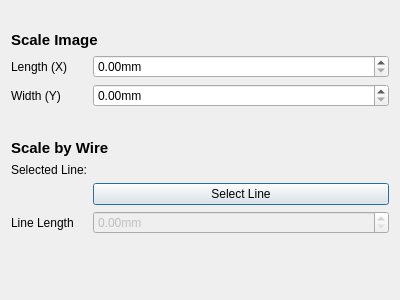
Qt form Resources/UI/scale_dialog.ui (furti/FreeCAD-Lithophane) before a commit.
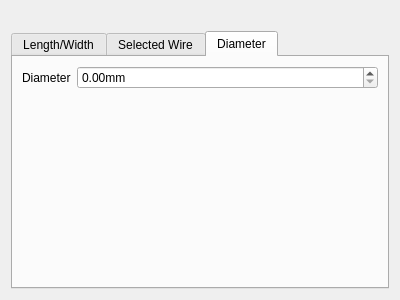
The same form after that commit. The open tabs and pages were chosen to show the change.

Commit message:
Add scale by diameter option
The new option is useful for cylindrical lithophanes when one wants to
scale the image to fit a certain diameter in the end.

To keep the GUI useable the 3 options are separated into different Tabs
now.

Patch:
```diff
--- a/Resources/UI/scale_dialog.ui
+++ b/Resources/UI/scale_dialog.ui
@@ -13,8 +13,8 @@
   <property name="windowTitle">
    <string>Dialog</string>
   </property>
-  <layout class="QFormLayout" name="formLayout">
-   <item row="0" column="0" colspan="2">
+  <layout class="QVBoxLayout" name="verticalLayout">
+   <item>
     <widget class="QLabel" name="InfoLabel">
      <property name="font">
       <font>
@@ -27,28 +27,24 @@
      </property>
     </widget>
    </item>
-   <item row="2" column="0" colspan="2">
-    <widget class="QLabel" name="label_5">
-     <property name="font">
-      <font>
-       <pointsize>11</pointsize>
-       <weight>75</weight>
-       <bold>true</bold>
-      </font>
+   <item>
+    <widget class="QTabWidget" name="tabWidget">
+     <property name="currentIndex">
+      <number>0</number>
      </property>
-     <property name="text">
-      <string>Scale Image</string>
-     </property>
-    </widget>
-   </item>
-   <item row="4" column="0">
+     <widget class="QWidget" name="tab">
+      <attribute name="title">
+       <string>Length/Width</string>
+      </attribute>
+      <layout class="QFormLayout" name="formLayout_2">
+       <item row="1" column="0">
     <widget class="QLabel" name="label">
      <property name="text">
       <string>Length (X)</string>
      </property>
     </widget>
    </item>
-   <item row="4" column="1">
+       <item row="1" column="1">
     <widget class="QDoubleSpinBox" name="LengthBox">
      <property name="suffix">
       <string>mm</string>
@@ -58,14 +54,14 @@
      </property>
     </widget>
    </item>
-   <item row="6" column="0">
+       <item row="3" column="0">
     <widget class="QLabel" name="label_2">
      <property name="text">
       <string>Width (Y)</string>
      </property>
     </widget>
    </item>
-   <item row="6" column="1">
+       <item row="3" column="1">
     <widget class="QDoubleSpinBox" name="WidthBox">
      <property name="suffix">
       <string>mm</string>
@@ -75,49 +71,35 @@
      </property>
     </widget>
    </item>
-   <item row="8" column="0" colspan="2">
-    <widget class="QLabel" name="label_6">
-     <property name="font">
-      <font>
-       <pointsize>11</pointsize>
-       <weight>75</weight>
-       <bold>true</bold>
-      </font>
-     </property>
-     <property name="text">
-      <string>Scale by Wire</string>
-     </property>
-    </widget>
-   </item>
-   <item row="12" column="1">
-    <widget class="QPushButton" name="SelectLineButton">
-     <property name="text">
-      <string>Select Line</string>
-     </property>
-    </widget>
-   </item>
-   <item row="10" column="0">
+      </layout>
+     </widget>
+     <widget class="QWidget" name="tab_2">
+      <attribute name="title">
+       <string>Selected Wire</string>
+      </attribute>
+      <layout class="QFormLayout" name="formLayout">
+       <item row="0" column="0">
     <widget class="QLabel" name="label_3">
      <property name="text">
       <string>Selected Line:</string>
      </property>
     </widget>
    </item>
-   <item row="10" column="1">
-    <widget class="QLabel" name="LineInfo">
+       <item row="1" column="1">
+        <widget class="QPushButton" name="SelectLineButton">
      <property name="text">
       <string/>
      </property>
     </widget>
    </item>
-   <item row="13" column="0">
+       <item row="2" column="0">
     <widget class="QLabel" name="label_4">
      <property name="text">
       <string>Line Length</string>
      </property>
     </widget>
    </item>
-   <item row="13" column="1">
+       <item row="2" column="1">
     <widget class="QDoubleSpinBox" name="LineLengthBox">
      <property name="enabled">
       <bool>false</bool>
@@ -130,18 +112,40 @@
      </property>
     </widget>
    </item>
-   <item row="7" column="0" colspan="2">
-    <spacer name="horizontalSpacer">
-     <property name="orientation">
-      <enum>Qt::Horizontal</enum>
-     </property>
-     <property name="sizeHint" stdset="0">
-      <size>
-       <width>40</width>
-       <height>20</height>
-      </size>
-     </property>
-    </spacer>
+       <item row="3" column="0" colspan="2">
+        <widget class="QLabel" name="LineInfo">
+         <property name="text">
+          <string/>
+         </property>
+        </widget>
+       </item>
+      </layout>
+     </widget>
+     <widget class="QWidget" name="tab_3">
+      <attribute name="title">
+       <string>Diameter</string>
+      </attribute>
+      <layout class="QFormLayout" name="formLayout_3">
+       <item row="0" column="0">
+        <widget class="QLabel" name="label_5">
+         <property name="text">
+          <string>Diameter</string>
+         </property>
+        </widget>
+       </item>
+       <item row="0" column="1">
+        <widget class="QDoubleSpinBox" name="DiameterBox">
+         <property name="suffix">
+          <string>mm</string>
+         </property>
+         <property name="maximum">
+          <double>100000.000000000000000</double>
+         </property>
+        </widget>
+       </item>
+      </layout>
+     </widget>
+    </widget>
    </item>
   </layout>
  </widget>
```
Left out of the diff: 2 changed lines with no effect on the pictures. Lines whose indentation alone changed are shown as unchanged. The commit also changes 7 other files.
